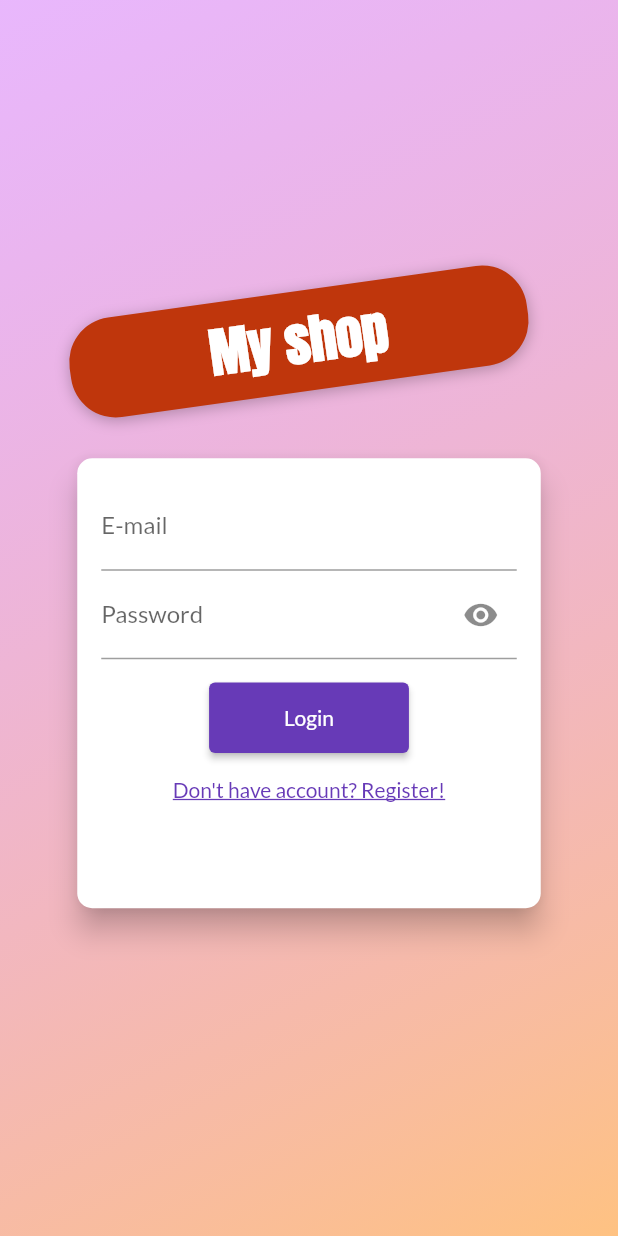
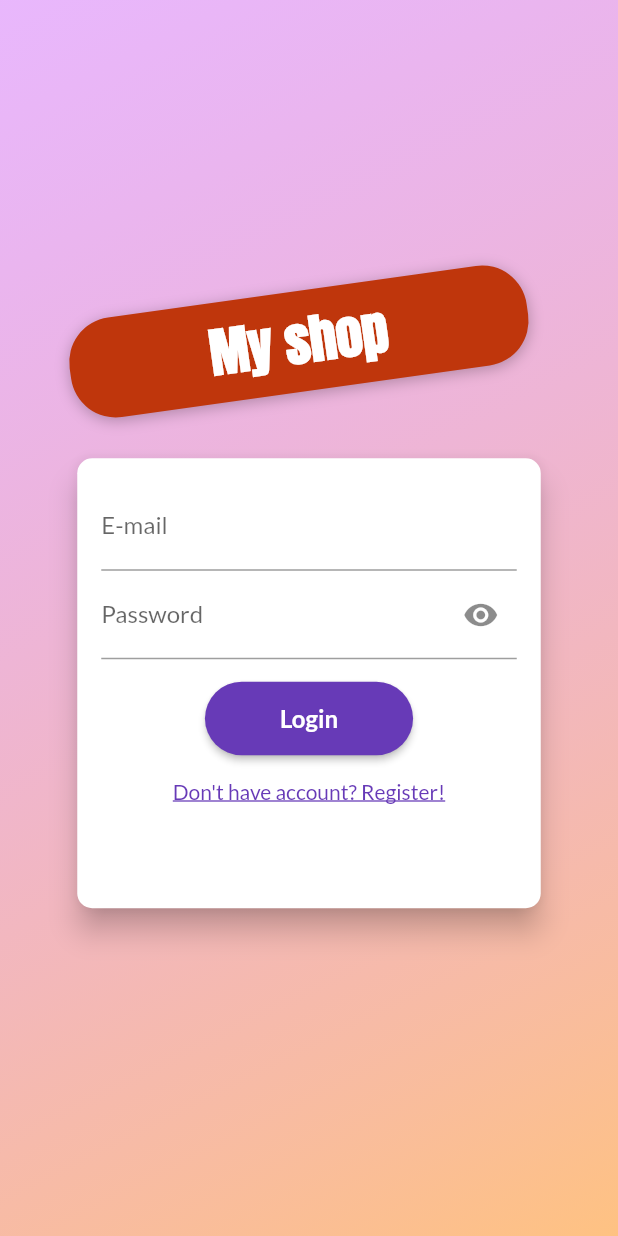
Before and after one commit to vPokladLI/ShopApp, a Flutter app: the screen it shows after launch, on a phone screen of 412 x 824 dp. Run offline on Flutter 3.47's test engine with Material 2 defaults, Android fonts, the phone set to English and light mode, and no system bars; our stand-ins replace firebase_auth, firebase_core, firebase_database, form_validator; accounts and stored records are empty.

Commit message:
added auth screen animation

```diff
--- a/lib/main.dart
+++ b/lib/main.dart
@@ -15,7 +15,6 @@ import '../pages/auth_screen.dart';
 import './providers/products_provider.dart';
 import './providers/cart.dart';
 import './providers/orders.dart';
-import './providers/user.dart';
 import 'services/auth_service.dart';
 
 void main() async {
--- a/lib/pages/auth_screen.dart
+++ b/lib/pages/auth_screen.dart
@@ -80,7 +80,12 @@ class AuthCard extends StatefulWidget {
   State<AuthCard> createState() => _AuthCardState();
 }
 
-class _AuthCardState extends State<AuthCard> {
+class _AuthCardState extends State<AuthCard>
+    with SingleTickerProviderStateMixin {
+  late AnimationController _animationController;
+
+  late Animation<double> _opacityAnimation;
+
   final Auth _auth = Auth();
   var _isLoading = false;
   var _passwordVisible = true;
@@ -88,6 +93,25 @@ class _AuthCardState extends State<AuthCard> {
   AuthMode _authMode = AuthMode.login;
   final Map<String, String> _authData = {'email': '', 'password': ''};
   final _passwordController = TextEditingController();
+
+  @override
+  void initState() {
+    super.initState();
+
+    _animationController = AnimationController(
+        vsync: this, duration: const Duration(milliseconds: 600));
+    _opacityAnimation = Tween<double>(begin: 0.0, end: 1.0).animate(
+        CurvedAnimation(parent: _animationController, curve: Curves.linear));
+  }
+
+  @override
+  void dispose() {
+    _passwordController.dispose();
+    _animationController.dispose();
+
+    super.dispose();
+  }
+
   void _showDialog(String message) {
     showDialog(
         context: context,
@@ -101,12 +125,6 @@ class _AuthCardState extends State<AuthCard> {
                     child: const Text('Ok!'))
               ],
             ));
-  }
-
-  @override
-  void dispose() {
-    _passwordController.dispose();
-    super.dispose();
   }
 
   void _submitForm() async {
@@ -151,10 +169,12 @@ class _AuthCardState extends State<AuthCard> {
       setState(() {
         _authMode = AuthMode.signUp;
       });
+      _animationController.forward();
     } else {
       setState(() {
         _authMode = AuthMode.login;
       });
+      _animationController.reverse();
     }
   }
 
@@ -164,17 +184,20 @@ class _AuthCardState extends State<AuthCard> {
     return Card(
       shape: RoundedRectangleBorder(borderRadius: BorderRadius.circular(10)),
       elevation: 8,
-      child: Container(
+      child: AnimatedContainer(
+        duration: const Duration(milliseconds: 300), curve: Curves.easeInSine,
         height: _authMode == AuthMode.login ? 300 : 380,
+        // height: _heightAnimation.value.height,
         width: size.width * 0.75,
-        constraints:
-            BoxConstraints(minHeight: _authMode == AuthMode.login ? 260 : 320),
+        constraints: BoxConstraints(
+          minHeight: _authMode == AuthMode.login ? 300 : 380,
+        ),
         padding: const EdgeInsets.all(16),
         child: Form(
           key: _formKey,
           child: SingleChildScrollView(
             child: Column(
-                  mainAxisAlignment: MainAxisAlignment.spaceAround,
+                // mainAxisAlignment: MainAxisAlignment.spaceAround,
                 children: [
                   TextFormField(
                     textInputAction: TextInputAction.next,
@@ -218,8 +241,15 @@ class _AuthCardState extends State<AuthCard> {
                       _authData['password'] = newValue!.trim();
                     },
                   ),
-                    if (_authMode == AuthMode.signUp)
-                      TextFormField(
+                  AnimatedContainer(
+                    duration: Duration(milliseconds: 320),
+                    curve: Curves.linear,
+                    constraints: BoxConstraints(
+                        minHeight: _authMode == AuthMode.signUp ? 60 : 0,
+                        maxHeight: _authMode == AuthMode.signUp ? 120 : 0),
+                    child: FadeTransition(
+                      opacity: _opacityAnimation,
+                      child: TextFormField(
                         textInputAction: TextInputAction.done,
                         obscureText: _passwordVisible,
                         enabled: _authMode == AuthMode.signUp,
@@ -247,6 +277,8 @@ class _AuthCardState extends State<AuthCard> {
                             : null,
                         onEditingComplete: _submitForm,
                       ),
+                    ),
+                  ),
                   const SizedBox(
                     height: 15,
                   ),
@@ -254,12 +286,18 @@ class _AuthCardState extends State<AuthCard> {
                   if (!_isLoading)
                     ElevatedButton(
                       style: ElevatedButton.styleFrom(
+                          shape: const StadiumBorder(),
                           padding: const EdgeInsets.symmetric(
                               horizontal: 50, vertical: 15)),
                       onPressed: _submitForm,
-                          child: Text(_authMode == AuthMode.login
-                              ? 'Login'
-                              : 'Register')),
+                      child: Text(
+                        _authMode == AuthMode.login ? 'Login' : 'Register',
+                        style: const TextStyle(
+                          fontWeight: FontWeight.bold,
+                          fontSize: 16,
+                        ),
+                      ),
+                    ),
                   TextButton(
                       onPressed: _switchAuthMode,
                       child: Text(
@@ -268,10 +306,10 @@ class _AuthCardState extends State<AuthCard> {
                               : 'Already have account? Login!',
                           style: const TextStyle(
                             decoration: TextDecoration.underline,
+                          ))),
+                ]),
           ),
-                        )),
-                  ]),
-            )),
+        ),
       ),
     );
   }
--- a/lib/providers/orders.dart
+++ b/lib/providers/orders.dart
@@ -1,7 +1,6 @@
-import 'dart:convert';
 import 'package:flutter/material.dart';
 import 'package:firebase_database/firebase_database.dart';
-// import 'package:http/http.dart' as http;
+
 import 'package:shop_app/models/http_exception.dart';
 
 import './cart.dart';
```
Also changed, not shown: 1 other file. Lines whose indentation alone changed are shown as unchanged.
